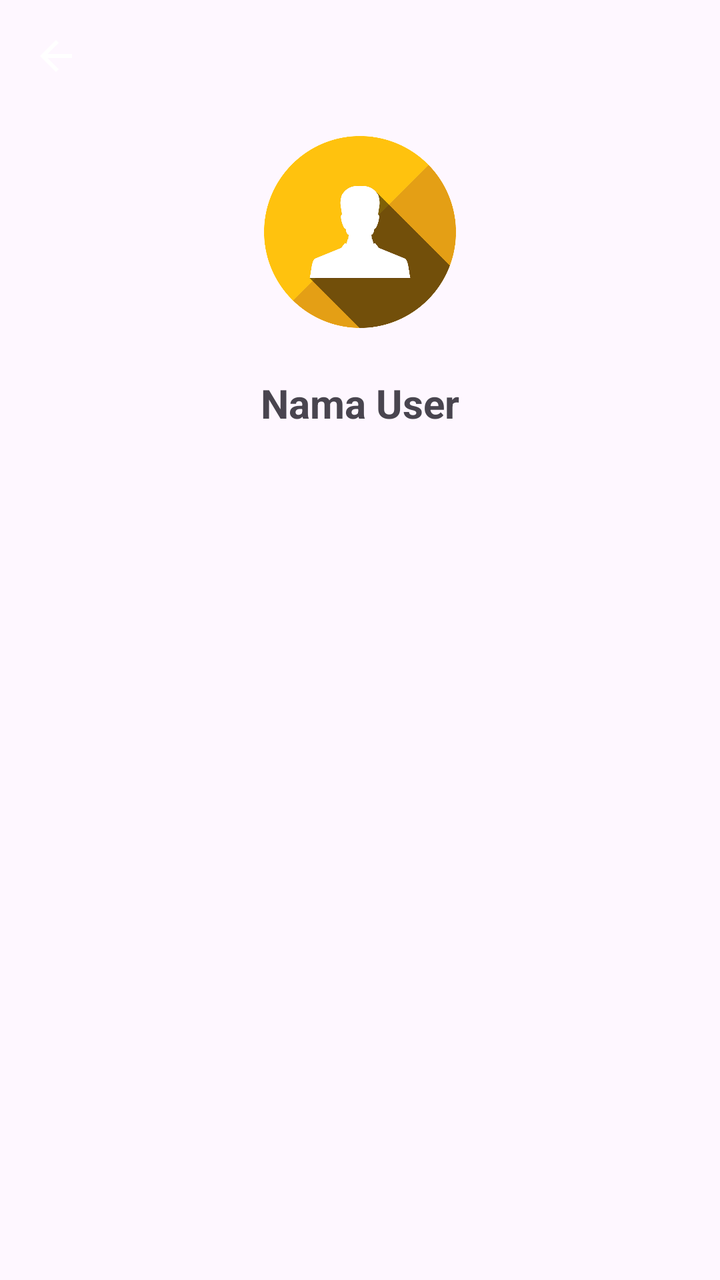
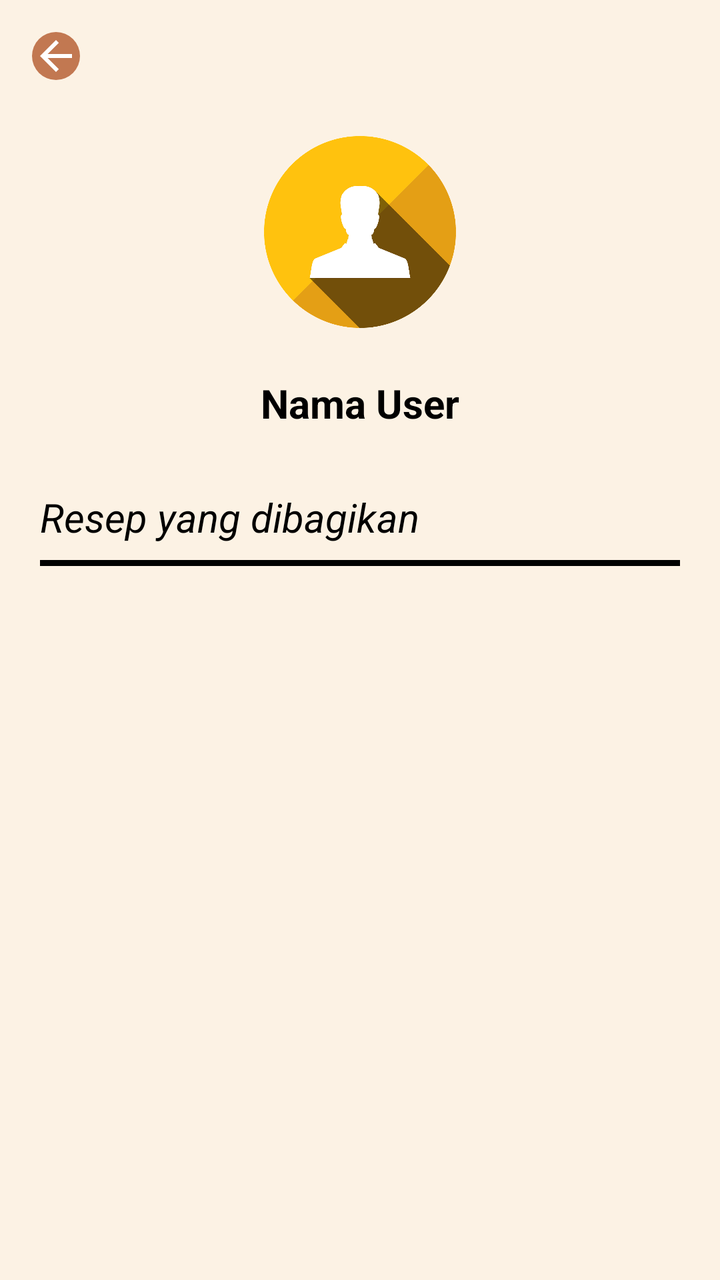

Screens rendered from an Android XML layout before and after an edit, with the pre-edit source and the edit as a unified diff.
<!-- AndroidManifest.xml: application theme Theme.Food_Recipe_App -->
<!-- res/layout/activity_detail_user2.xml -->
<?xml version="1.0" encoding="utf-8"?>
<androidx.constraintlayout.widget.ConstraintLayout xmlns:android="http://schemas.android.com/apk/res/android"
    xmlns:app="http://schemas.android.com/apk/res-auto"
    xmlns:tools="http://schemas.android.com/tools"
    android:id="@+id/main"
    android:layout_width="match_parent"
    android:layout_height="match_parent"
    tools:context=".ProfileUserActivity">

    <LinearLayout
        xmlns:android="http://schemas.android.com/apk/res/android"
        android:layout_width="match_parent"
        android:layout_height="match_parent"
        android:orientation="vertical">

        <ImageView
            android:id="@+id/btnBack"
            android:layout_width="24dp"
            android:layout_height="24dp"
            android:layout_margin="16dp"
            android:src="@drawable/arrow"/>

        <ImageView
            android:id="@+id/imgProfile"
            android:layout_width="120dp"
            android:layout_height="120dp"
            android:layout_gravity="center"
            android:src="@drawable/desaintanpa"/>

        <TextView
            android:id="@+id/txtNamaUser"
            android:layout_width="wrap_content"
            android:layout_height="wrap_content"
            android:layout_gravity="center"
            android:layout_marginTop="12dp"
            android:text="Nama User"
            android:textSize="20sp"
            android:textStyle="bold"/>

    </LinearLayout>
</androidx.constraintlayout.widget.ConstraintLayout>
<!-- resources referenced by this layout -->
<resources>
  <!-- drawable arrow (drawable) -->
  <vector xmlns:android="http://schemas.android.com/apk/res/android" android:autoMirrored="true" android:height="24dp" android:tint="#FFFFFF" android:viewportHeight="24" android:viewportWidth="24" android:width="24dp">
        
      <path android:fillColor="@android:color/white" android:pathData="M20,11H7.83l5.59,-5.59L12,4l-8,8 8,8 1.41,-1.41L7.83,13H20v-2z"/>
      
  </vector>
  <!-- drawable desaintanpa: png bitmap (drawable, 99988 bytes) -->
  <style name="Theme.Food_Recipe_App" parent="Base.Theme.Food_Recipe_App" />
  <style name="Base.Theme.Food_Recipe_App" parent="Theme.Material3.DayNight.NoActionBar">
          
          
      </style>
</resources>

<!-- the commit's change to res/layout/activity_detail_user2.xml (unified diff, before → after) -->
@@ -5,6 +5,7 @@
     android:id="@+id/main"
     android:layout_width="match_parent"
     android:layout_height="match_parent"
+    android:background="#fcf2e4"
     tools:context=".ProfileUserActivity">
 
     <LinearLayout
@@ -18,7 +19,8 @@
             android:layout_width="24dp"
             android:layout_height="24dp"
             android:layout_margin="16dp"
-            android:src="@drawable/arrow"/>
+            android:src="@drawable/arrow"
+            android:background="@drawable/bg_button"/>
 
         <ImageView
             android:id="@+id/imgProfile"
@@ -35,7 +37,35 @@
             android:layout_marginTop="12dp"
             android:text="Nama User"
             android:textSize="20sp"
-            android:textStyle="bold"/>
+            android:textStyle="bold"
+            android:textColor="@color/black"/>
+
+        <TextView
+            android:layout_width="wrap_content"
+            android:layout_height="wrap_content"
+            android:layout_marginStart="20dp"
+            android:layout_marginTop="30dp"
+            android:text="Resep yang dibagikan"
+            android:textColor="#000000"
+            android:textSize="20sp"
+            android:textStyle="italic" />
+
+        <View
+            android:layout_width="match_parent"
+            android:layout_height="3dp"
+            android:layout_marginStart="20dp"
+            android:layout_marginTop="8dp"
+            android:layout_marginEnd="20dp"
+            android:background="#000000" />
+
+        <androidx.recyclerview.widget.RecyclerView
+            android:id="@+id/rvPostinganUserLain"
+            android:layout_width="match_parent"
+            android:layout_height="0dp"
+            android:layout_weight="1"
+            android:layout_marginTop="10dp"
+            android:clipToPadding="false"
+            android:paddingBottom="20dp" />
 
     </LinearLayout>
 </androidx.constraintlayout.widget.ConstraintLayout>
<!-- resource entries referenced after the edit -->
@@ -1,11 +1,19 @@
 <!-- resources referenced by this layout -->
 <resources>
+  <color name="black">#FF000000</color>
   <!-- drawable arrow (drawable) -->
   <vector xmlns:android="http://schemas.android.com/apk/res/android" android:autoMirrored="true" android:height="24dp" android:tint="#FFFFFF" android:viewportHeight="24" android:viewportWidth="24" android:width="24dp">
         
       <path android:fillColor="@android:color/white" android:pathData="M20,11H7.83l5.59,-5.59L12,4l-8,8 8,8 1.41,-1.41L7.83,13H20v-2z"/>
       
   </vector>
+  <!-- drawable bg_button (drawable) -->
+  <?xml version="1.0" encoding="utf-8"?>
+  <shape xmlns:android="http://schemas.android.com/apk/res/android"
+      android:shape="oval">
+      <solid android:color="#c27851"/>
+      <stroke android:width="0dp" android:color="@android:color/transparent"/>
+  </shape>
   <!-- drawable desaintanpa: png bitmap (drawable, 99988 bytes) -->
   <style name="Theme.Food_Recipe_App" parent="Base.Theme.Food_Recipe_App" />
   <style name="Base.Theme.Food_Recipe_App" parent="Theme.Material3.DayNight.NoActionBar">
